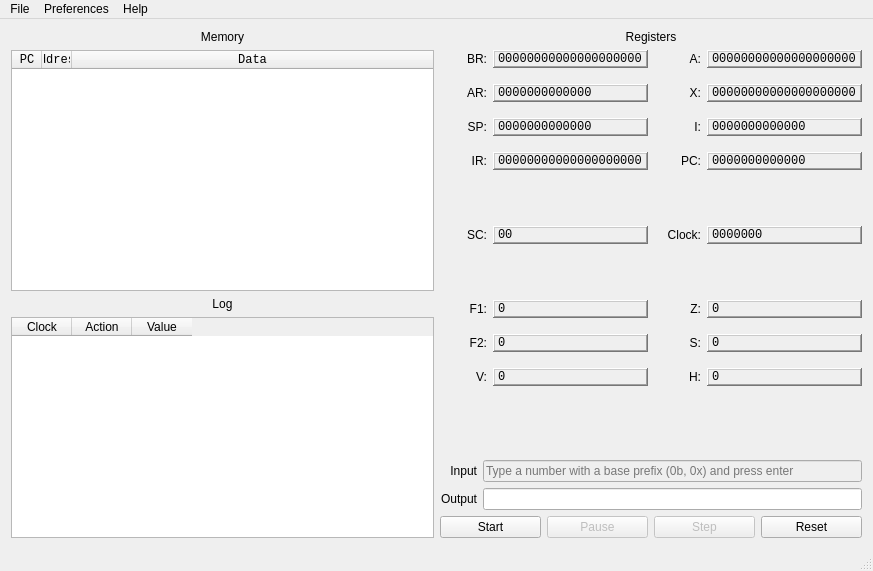
First picture: the form in mainwindow.ui, repository tatokis/bettertrn, before the edit.
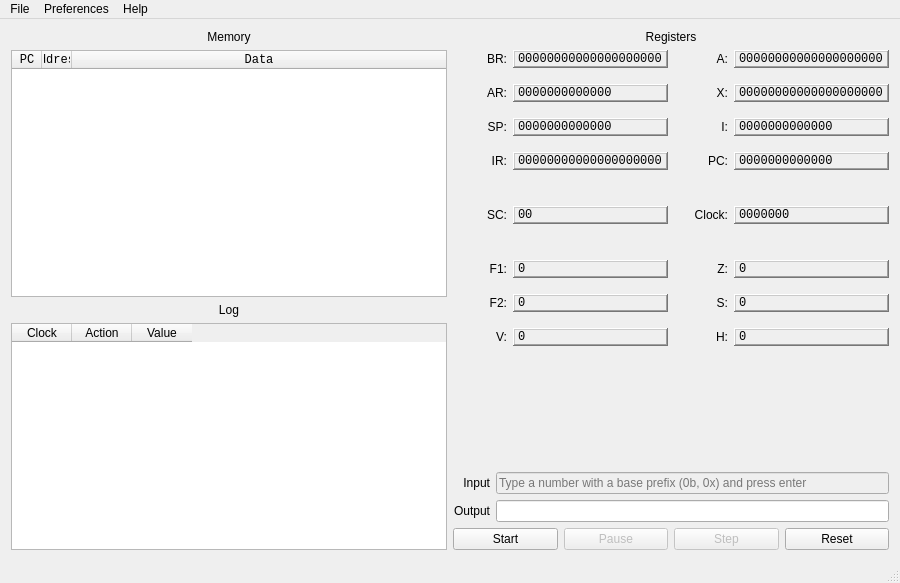
Second picture: the form after the edit. Custom widgets are drawn as their Qt base class.

The edit to the form file:
```diff
--- a/mainwindow.ui
+++ b/mainwindow.ui
@@ -6,10 +6,22 @@
    <rect>
     <x>0</x>
     <y>0</y>
-    <width>873</width>
-    <height>571</height>
+    <width>900</width>
+    <height>583</height>
    </rect>
   </property>
+  <property name="sizePolicy">
+   <sizepolicy hsizetype="Minimum" vsizetype="Minimum">
+    <horstretch>0</horstretch>
+    <verstretch>0</verstretch>
+   </sizepolicy>
+  </property>
+  <property name="minimumSize">
+   <size>
+    <width>640</width>
+    <height>0</height>
+   </size>
+  </property>
   <property name="windowTitle">
    <string>BetterTRN</string>
   </property>
@@ -434,7 +446,7 @@
             <property name="sizeHint" stdset="0">
              <size>
               <width>20</width>
-              <height>40</height>
+              <height>20</height>
              </size>
             </property>
            </spacer>
@@ -550,7 +562,7 @@
             <property name="sizeHint" stdset="0">
              <size>
               <width>20</width>
-              <height>40</height>
+              <height>20</height>
              </size>
             </property>
            </spacer>
@@ -565,7 +577,7 @@
           <property name="sizeHint" stdset="0">
            <size>
             <width>20</width>
-            <height>40</height>
+            <height>20</height>
            </size>
           </property>
          </spacer>
@@ -817,7 +829,7 @@
     <rect>
      <x>0</x>
      <y>0</y>
-     <width>873</width>
+     <width>900</width>
      <height>25</height>
     </rect>
    </property>
```
